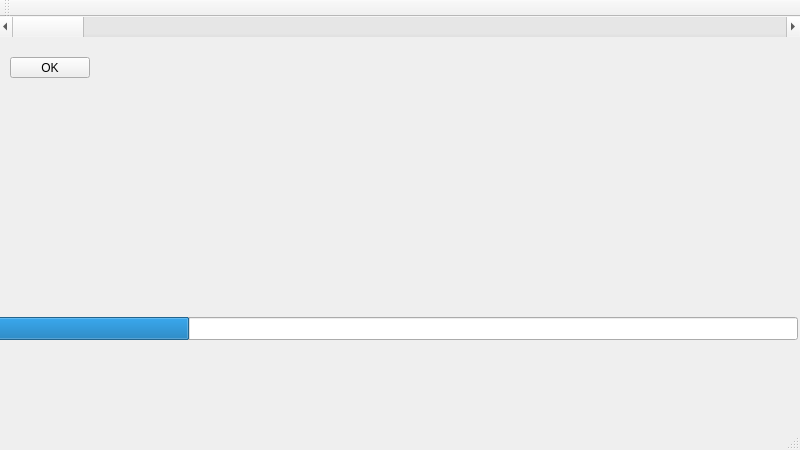
First picture: the form in Project/FlaKas/MainWindow.ui, repository nilsspeetzen/SEP, before the edit.
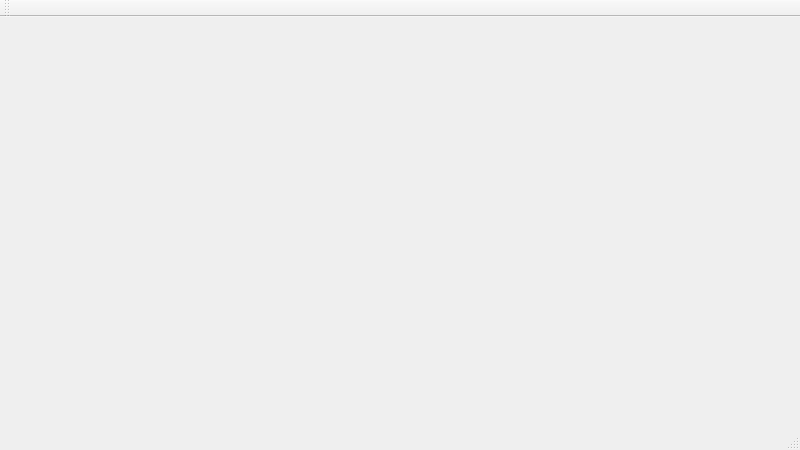
Second picture: the form after the edit.

Patch:
```diff
--- a/Project/FlaKas/MainWindow.ui
+++ b/Project/FlaKas/MainWindow.ui
@@ -13,53 +13,7 @@
   <property name="windowTitle">
    <string>MainWindow</string>
   </property>
-  <widget class="QWidget" name="centralWidget">
-   <widget class="QScrollBar" name="horizontalScrollBar">
-    <property name="geometry">
-     <rect>
-      <x>-1</x>
-      <y>-1</y>
-      <width>801</width>
-      <height>21</height>
-     </rect>
-    </property>
-    <property name="orientation">
-     <enum>Qt::Horizontal</enum>
-    </property>
-   </widget>
-   <widget class="QPushButton" name="OKButton">
-    <property name="geometry">
-     <rect>
-      <x>10</x>
-      <y>40</y>
-      <width>80</width>
-      <height>21</height>
-     </rect>
-    </property>
-    <property name="text">
-     <string>OK</string>
-    </property>
-   </widget>
-   <widget class="QProgressBar" name="progressBar">
-    <property name="geometry">
-     <rect>
-      <x>-3</x>
-      <y>300</y>
-      <width>801</width>
-      <height>23</height>
-     </rect>
-    </property>
-    <property name="value">
-     <number>24</number>
-    </property>
-    <property name="textVisible">
-     <bool>false</bool>
-    </property>
-    <property name="invertedAppearance">
-     <bool>false</bool>
-    </property>
-   </widget>
-  </widget>
+  <widget class="QWidget" name="centralWidget"/>
   <widget class="QMenuBar" name="menuBar">
    <property name="geometry">
     <rect>
```
Left out of the diff: 7 changed lines with no effect on the pictures.
